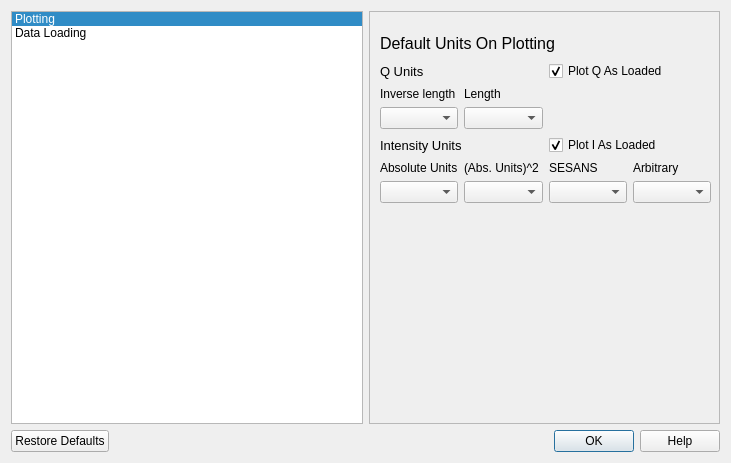
Qt form src/sas/qtgui/Utilities/UI/PreferencesUI.ui (SasView/sasview) before a commit.
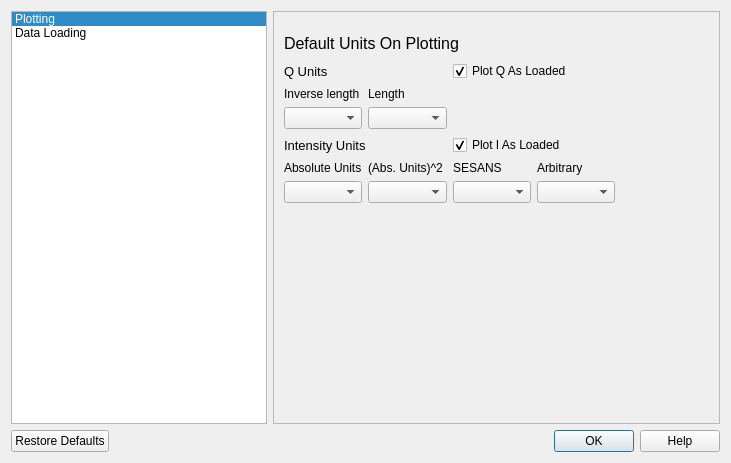
The same form after that commit. Icons and pictures are not drawn.

Commit message: Shrink preferences panel ListWidget to give more room for the StackedWidget that houses the actual preferences

```diff
--- a/src/sas/qtgui/Utilities/UI/PreferencesUI.ui
+++ b/src/sas/qtgui/Utilities/UI/PreferencesUI.ui
@@ -31,6 +31,21 @@
      </property>
      <item>
       <widget class="QListWidget" name="listWidget">
+       <property name="enabled">
+        <bool>true</bool>
+       </property>
+       <property name="sizePolicy">
+        <sizepolicy hsizetype="Maximum" vsizetype="Expanding">
+         <horstretch>0</horstretch>
+         <verstretch>0</verstretch>
+        </sizepolicy>
+       </property>
+       <property name="maximumSize">
+        <size>
+         <width>256</width>
+         <height>16777215</height>
+        </size>
+       </property>
        <property name="currentRow">
         <number>0</number>
        </property>
```
